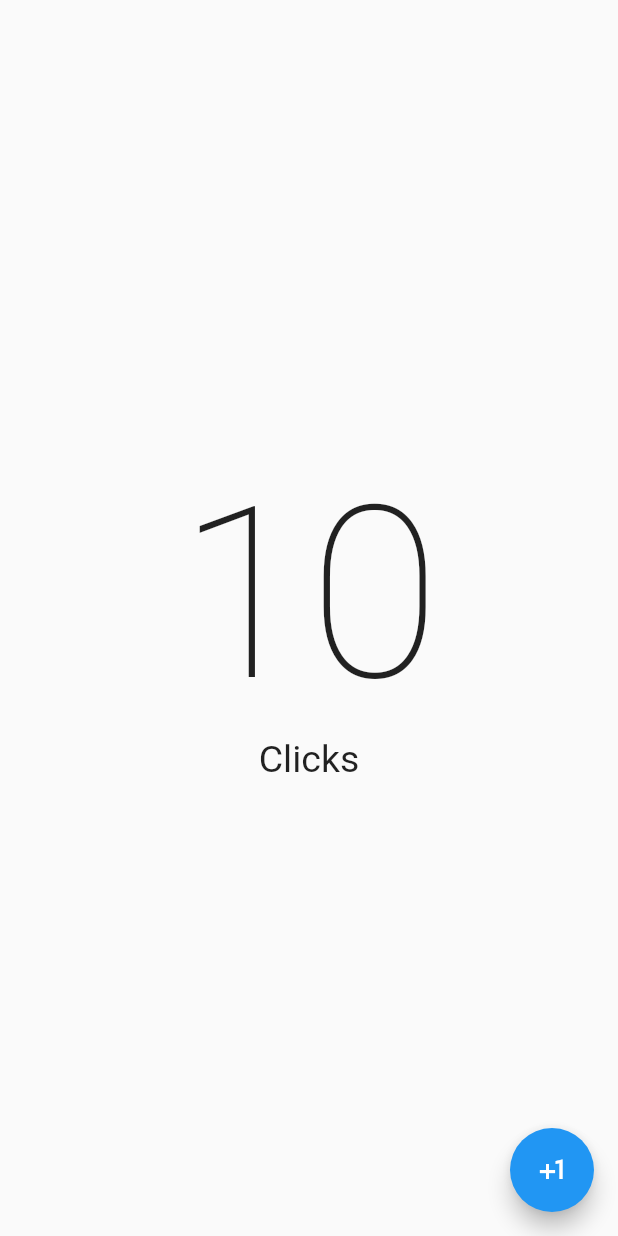
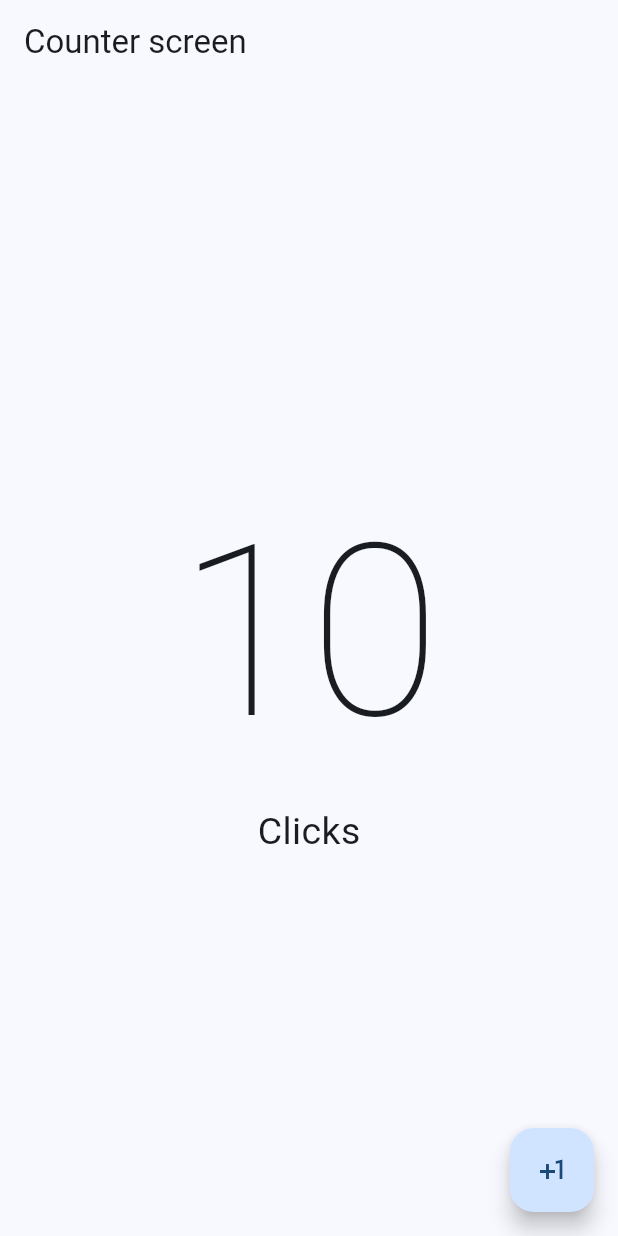
Before and after one commit to pierre-juarez/hello_world-dart, a Flutter app: the screen it shows after launch, on a phone screen of 412 x 824 dp. Run offline on Flutter 3.47's test engine with Material 2 defaults, Android fonts, the phone set to English and light mode, and no system bars.

Commit message:
[add] - Material design

```diff
--- a/lib/main.dart
+++ b/lib/main.dart
@@ -10,9 +10,10 @@ class MyApp extends StatelessWidget {
 
   @override
   Widget build(BuildContext context) {
-    return const MaterialApp(
+    return MaterialApp(
       debugShowCheckedModeBanner: false,
-      home: CounterScreen(),
+      theme: ThemeData(useMaterial3: true, colorSchemeSeed: Colors.blue),
+      home: const CounterScreen(),
     );
   }
 }
--- a/lib/presentation/screens/counter/counter_screen.dart
+++ b/lib/presentation/screens/counter/counter_screen.dart
@@ -6,6 +6,9 @@ class CounterScreen extends StatelessWidget {
   @override
   Widget build(BuildContext context) {
     return Scaffold(
+      appBar: AppBar(
+        title: const Text('Counter screen'),
+      ),
       body: const Center(
         child: Column(
           mainAxisAlignment: MainAxisAlignment.center,
```
